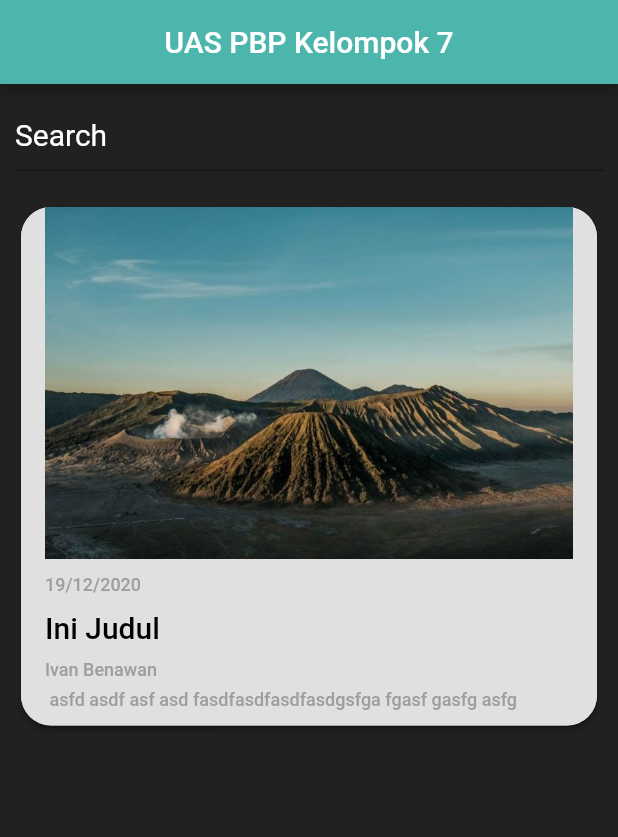
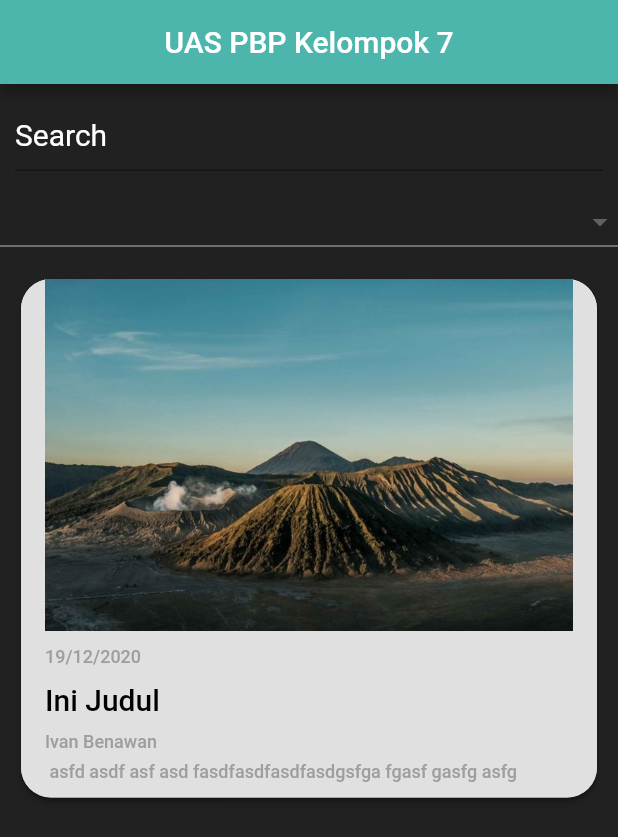
Before and after one commit to benawanivan/Blog-App, a Flutter app: the screen it shows after launch, on a phone screen of 412 x 824 dp. Shown: the top 837 px of the screen. Run offline on Flutter 3.47's test engine with Material 2 defaults, Android fonts, the phone set to English and light mode, and no system bars; Roboto replaces fonts that are missing (Delicious).

Commit message:
dropdown

```diff
--- a/blogapp/lib/main.dart
+++ b/blogapp/lib/main.dart
@@ -14,6 +14,21 @@ class Home extends StatefulWidget {
 
 class _HomeState extends State<Home> with SingleTickerProviderStateMixin {
   TabController controller;
+  Kategori selectedKategori;
+  List<Kategori> kategoris = [
+    Kategori("Komedi"),
+    Kategori("Non Fiksi"),
+  ];
+  List<DropdownMenuItem> generateItems(List<Kategori> kategoris) {
+    List<DropdownMenuItem> items = [];
+    for (var item in kategoris) {
+      items.add(DropdownMenuItem(
+        child: Text(item.name),
+        value: item,
+      ));
+    }
+    return items;
+  }
 
   @override
   void initState() {
@@ -42,6 +57,17 @@ class _HomeState extends State<Home> with SingleTickerProviderStateMixin {
           child: new Column(
             children: <Widget>[
               new Search(),
+              new DropdownButton(
+                isExpanded: true,
+                style: TextStyle(color: Colors.blueGrey),
+                value: selectedKategori,
+                items: generateItems(kategoris),
+                onChanged: (item) {
+                  setState(() {
+                    selectedKategori = item;
+                  });
+                },
+              ),
               new Post(),
             ],
           ),
@@ -163,3 +189,8 @@ class _SearchState extends State<Search> {
     );
   }
 }
+
+class Kategori {
+  String name;
+  Kategori(this.name);
+}
```
